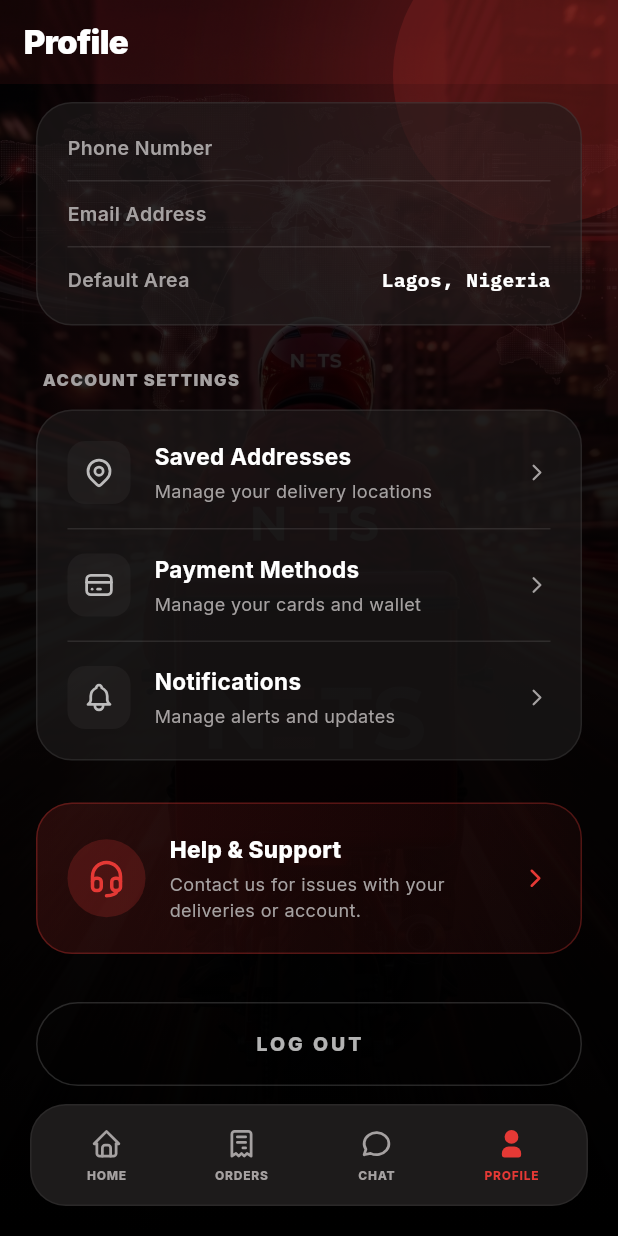
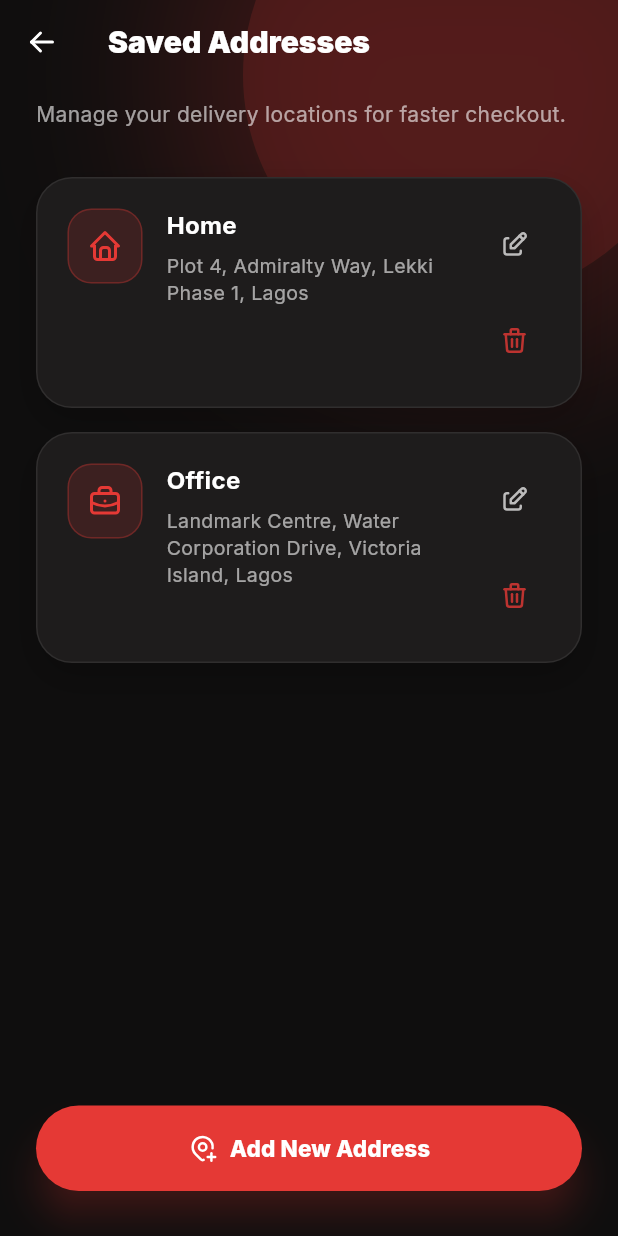
Before and after one commit to ifeanyireed/nets_dispatch, a Flutter app: the ProfileScreen screen opened by its route, scrolled down 254 dp, after a tap on "Saved Addresses", on a phone screen of 412 x 824 dp. Run offline on Flutter 3.47's test engine with Material 3 defaults, Android fonts, the phone set to English and light mode, and no system bars; our stand-ins replace flutter_dotenv, flutter_map, flutter_tabler_icons, geolocator, image_picker, latlong2 and 1 more; accounts and stored records are empty; network calls fail.

Commit message:
feat: add saved addresses screen

```diff
--- a/customer_app/lib/screens/profile_screen.dart
+++ b/customer_app/lib/screens/profile_screen.dart
@@ -8,6 +8,7 @@ import '../theme.dart';
 import '../widgets/custom_bottom_nav.dart';
 import 'notification_settings_screen.dart';
 import 'wallet_screen.dart';
+import 'saved_addresses_screen.dart';
 
 class ProfileScreen extends StatefulWidget {
   const ProfileScreen({super.key});
@@ -313,7 +314,18 @@ class _ProfileScreenState extends State<ProfileScreen> {
                     ),
                     child: Column(
                       children: [
-                        _buildActionRow(context, TablerIcons.map_pin, 'Saved Addresses', 'Manage your delivery locations'),
+                        _buildActionRow(
+                          context,
+                          TablerIcons.map_pin,
+                          'Saved Addresses',
+                          'Manage your delivery locations',
+                          onTap: () {
+                            Navigator.push(
+                              context,
+                              MaterialPageRoute(builder: (context) => const SavedAddressesScreen()),
+                            );
+                          },
+                        ),
                         const Padding(
                           padding: EdgeInsets.symmetric(vertical: 16),
                           child: Divider(color: Colors.white10, height: 1),
--- /dev/null
+++ b/customer_app/lib/screens/saved_addresses_screen.dart
@@ -0,0 +1,214 @@
+import 'package:flutter/material.dart';
+import 'package:flutter_tabler_icons/flutter_tabler_icons.dart';
+import '../theme.dart';
+
+class SavedAddressesScreen extends StatefulWidget {
+  const SavedAddressesScreen({super.key});
+
+  @override
+  State<SavedAddressesScreen> createState() => _SavedAddressesScreenState();
+}
+
+class _SavedAddressesScreenState extends State<SavedAddressesScreen> {
+  // Mock data for now
+  final List<Map<String, String>> _addresses = [
+    {
+      'title': 'Home',
+      'address': 'Plot 4, Admiralty Way, Lekki Phase 1, Lagos',
+      'type': 'home'
+    },
+    {
+      'title': 'Office',
+      'address': 'Landmark Centre, Water Corporation Drive, Victoria Island, Lagos',
+      'type': 'briefcase'
+    },
+  ];
+
+  @override
+  Widget build(BuildContext context) {
+    return Scaffold(
+      backgroundColor: AppTheme.screenBackground,
+      extendBodyBehindAppBar: true,
+      appBar: AppBar(
+        backgroundColor: Colors.transparent,
+        elevation: 0,
+        leading: IconButton(
+          icon: const Icon(TablerIcons.arrow_left, color: Colors.white),
+          onPressed: () => Navigator.pop(context),
+        ),
+        title: const Text(
+          'Saved Addresses',
+          style: TextStyle(fontFamily: 'Inter', fontSize: 20, fontWeight: FontWeight.w900, color: Colors.white),
+        ),
+      ),
+      body: Stack(
+        children: [
+          // Background Decorators
+          Positioned(
+            top: -100,
+            right: -50,
+            child: Container(
+              width: 300,
+              height: 300,
+              decoration: BoxDecoration(
+                shape: BoxShape.circle,
+                color: AppTheme.primaryRed.withOpacity(0.15),
+                boxShadow: [
+                  BoxShadow(color: AppTheme.primaryRed.withOpacity(0.2), blurRadius: 100, spreadRadius: 50),
+                ],
+              ),
+            ),
+          ),
+
+          SafeArea(
+            child: Padding(
+              padding: const EdgeInsets.symmetric(horizontal: 24, vertical: 10),
+              child: Column(
+                crossAxisAlignment: CrossAxisAlignment.start,
+                children: [
+                  const Text(
+                    'Manage your delivery locations for faster checkout.',
+                    style: TextStyle(fontFamily: 'Inter', fontSize: 14, color: Colors.white60, height: 1.4),
+                  ),
+                  const SizedBox(height: 32),
+
+                  Expanded(
+                    child: _addresses.isEmpty
+                        ? const Center(
+                            child: Text(
+                              'No saved addresses found.',
+                              style: TextStyle(fontFamily: 'Inter', color: Colors.white54, fontSize: 16),
+                            ),
+                          )
+                        : ListView.separated(
+                            padding: EdgeInsets.zero,
+                            itemCount: _addresses.length,
+                            separatorBuilder: (context, index) => const SizedBox(height: 16),
+                            itemBuilder: (context, index) {
+                              final address = _addresses[index];
+                              return _buildAddressCard(address);
+                            },
+                          ),
+                  ),
+
+                  const SizedBox(height: 20),
+
+                  // Add New Address Button
+                  SizedBox(
+                    width: double.infinity,
+                    child: ElevatedButton(
+                      onPressed: () {
+                        // TODO: Navigate to add address map
+                      },
+                      style: ElevatedButton.styleFrom(
+                        backgroundColor: AppTheme.primaryRed,
+                        foregroundColor: Colors.white,
+                        elevation: 10,
+                        shadowColor: AppTheme.primaryRed.withOpacity(0.5),
+                        shape: RoundedRectangleBorder(borderRadius: BorderRadius.circular(30)),
+                        padding: const EdgeInsets.symmetric(vertical: 18),
+                      ),
+                      child: const Row(
+                        mainAxisAlignment: MainAxisAlignment.center,
+                        children: [
+                          Icon(TablerIcons.map_pin_plus, size: 20),
+                          SizedBox(width: 8),
+                          Text(
+                            'Add New Address',
+                            style: TextStyle(fontFamily: 'Inter', fontWeight: FontWeight.w800, fontSize: 15),
+                          ),
+                        ],
+                      ),
+                    ),
+                  ),
+                  const SizedBox(height: 20),
+                ],
+              ),
+            ),
+          ),
+        ],
+      ),
+    );
+  }
+
+  Widget _buildAddressCard(Map<String, String> address) {
+    IconData icon = TablerIcons.map_pin;
+    if (address['type'] == 'home') icon = TablerIcons.home;
+    if (address['type'] == 'briefcase') icon = TablerIcons.briefcase;
+
+    return Container(
+      padding: const EdgeInsets.all(20),
+      decoration: BoxDecoration(
+        color: AppTheme.cardBackground,
+        borderRadius: BorderRadius.circular(24),
+        border: Border.all(color: Colors.white.withOpacity(0.08)),
+        boxShadow: [
+          BoxShadow(
+            color: Colors.black.withOpacity(0.2),
+            blurRadius: 20,
+            offset: const Offset(0, 10),
+          ),
+        ],
+      ),
+      child: Row(
+        crossAxisAlignment: CrossAxisAlignment.start,
+        children: [
+          Container(
+            padding: const EdgeInsets.all(12),
+            decoration: BoxDecoration(
+              color: AppTheme.primaryRed.withOpacity(0.15),
+              borderRadius: BorderRadius.circular(16),
+              border: Border.all(color: AppTheme.primaryRed.withOpacity(0.3)),
+            ),
+            child: Icon(icon, color: AppTheme.primaryRed, size: 24),
+          ),
+          const SizedBox(width: 16),
+          Expanded(
+            child: Column(
+              crossAxisAlignment: CrossAxisAlignment.start,
+              children: [
+                Text(
+                  address['title']!,
+                  style: const TextStyle(
+                    fontFamily: 'Inter',
+                    fontSize: 16,
+                    fontWeight: FontWeight.w700,
+                    color: Colors.white,
+                  ),
+                ),
+                const SizedBox(height: 6),
+                Text(
+                  address['address']!,
+                  style: TextStyle(
+                    fontFamily: 'Inter',
+                    fontSize: 13,
+                    color: Colors.white.withOpacity(0.6),
+                    height: 1.4,
+                  ),
+                ),
+              ],
+            ),
+          ),
+          const SizedBox(width: 12),
+          Column(
+            children: [
+              IconButton(
+                icon: const Icon(TablerIcons.edit, color: Colors.white70, size: 20),
+                onPressed: () {},
+                padding: EdgeInsets.zero,
+                constraints: const BoxConstraints(),
+              ),
+              const SizedBox(height: 16),
+              IconButton(
+                icon: Icon(TablerIcons.trash, color: AppTheme.primaryRed.withOpacity(0.8), size: 20),
+                onPressed: () {},
+                padding: EdgeInsets.zero,
+                constraints: const BoxConstraints(),
+              ),
+            ],
+          ),
+        ],
+      ),
+    );
+  }
+}
```
